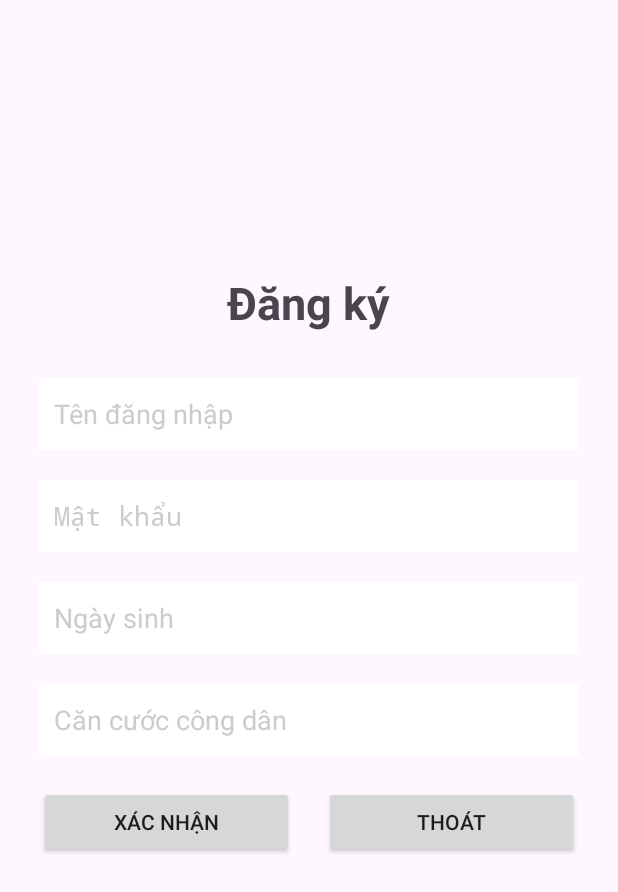
After one commit to KenTheWhale/Android_Car_Racing, an Android app: the RegisterActivity screen opened directly, with no data from a screen before it, on a phone screen of 412 x 824 dp. The commit adds this screen. Shown: the top 892 px of the screen. Run offline under Robolectric (Android 15) with nearby library versions, the light colour scheme and no system bars.

Commit message:
Register

```diff
--- a/app/src/main/AndroidManifest.xml
+++ b/app/src/main/AndroidManifest.xml
@@ -21,6 +21,13 @@
                 <category android:name="android.intent.category.LAUNCHER" />
             </intent-filter>
         </activity>
+        <activity android:name=".RegisterActivity"
+            android:exported="true">
+            <intent-filter>
+                <action android:name="android.intent.action.VIEW" />
+                <category android:name="android.intent.category.DEFAULT" />
+            </intent-filter>
+        </activity>
         <activity android:name=".MainActivity"/>
         <activity android:name=".BuyCoinActivity"/>
         <activity android:name=".ResultActivity"/>
--- /dev/null
+++ b/app/src/main/java/com/ken/carracing/RegisterActivity.java
@@ -0,0 +1,96 @@
+package com.ken.carracing;
+
+import android.app.Activity;
+import android.content.Intent;
+import android.os.Bundle;
+import android.text.TextUtils;
+import android.view.View;
+import android.widget.Button;
+import android.widget.EditText;
+import android.widget.Toast;
+
+import androidx.annotation.Nullable;
+
+import java.util.HashMap;
+
+public class RegisterActivity extends Activity {
+    private EditText usernameInput;
+    private EditText passwordInput;
+    private EditText birthdayInput;
+    private EditText idCardInput;
+    private Button btnSignUp;
+    private Button btnCancel;
+
+    private final HashMap<String, String> accounts = new HashMap<>();
+
+    @Override
+    protected void onCreate(@Nullable Bundle savedInstanceState) {
+        super.onCreate(savedInstanceState);
+        setContentView(R.layout.register_activity);
+
+        usernameInput = findViewById(R.id.usernameInput);
+        passwordInput = findViewById(R.id.passwordInput);
+        birthdayInput = findViewById(R.id.birthdayInput);
+        idCardInput = findViewById(R.id.idCardInput);
+        btnSignUp = findViewById(R.id.btnSignUp);
+        btnCancel = findViewById(R.id.btnCancel);
+
+        btnSignUp.setOnClickListener(new View.OnClickListener() {
+            @Override
+            public void onClick(View v) {
+                register();
+            }
+        });
+
+        btnCancel.setOnClickListener(new View.OnClickListener() {
+            @Override
+            public void onClick(View v) {
+                finish();
+            }
+        });
+    }
+
+    private void register() {
+        String username = usernameInput.getText().toString().trim();
+        String password = passwordInput.getText().toString().trim();
+        String birthday = birthdayInput.getText().toString().trim();
+        String idCard = idCardInput.getText().toString().trim();
+
+        if (TextUtils.isEmpty(username)) {
+            usernameInput.setError("Username is required");
+            usernameInput.requestFocus();
+            return;
+        }
+
+        if (TextUtils.isEmpty(password)) {
+            passwordInput.setError("Password is required");
+            passwordInput.requestFocus();
+            return;
+        }
+
+        if (TextUtils.isEmpty(birthday)) {
+            birthdayInput.setError("Birthday is required");
+            birthdayInput.requestFocus();
+            return;
+        }
+
+        if (TextUtils.isEmpty(idCard)) {
+            idCardInput.setError("ID Card is required");
+            idCardInput.requestFocus();
+            return;
+        }
+
+        if (accounts.containsKey(username)) {
+            usernameInput.setError("Username already exists");
+            usernameInput.requestFocus();
+            return;
+        }
+
+        accounts.put(username, password);
+
+        Toast.makeText(this, "Registration successful", Toast.LENGTH_SHORT).show();
+        Intent intent = new Intent(this, LoginActivity.class);
+        startActivity(intent);
+        finish();
+    }
+}
--- /dev/null
+++ b/app/src/main/res/layout/register_activity.xml
@@ -0,0 +1,104 @@
+<?xml version="1.0" encoding="utf-8"?>
+<RelativeLayout xmlns:android="http://schemas.android.com/apk/res/android"
+    xmlns:tools="http://schemas.android.com/tools"
+    android:layout_width="match_parent"
+    android:layout_height="match_parent"
+    android:paddingLeft="16dp"
+    android:paddingRight="16dp"
+    android:paddingTop="16dp"
+    android:paddingBottom="16dp"
+    tools:context=".MainActivity">
+
+    <TextView
+        android:layout_width="wrap_content"
+        android:layout_height="wrap_content"
+        android:text="@string/dangky"
+        android:layout_above="@+id/KhungDangKy"
+        android:layout_centerHorizontal="true"
+        android:padding="10dp"
+        android:layout_margin="10dp"
+        android:textStyle="bold"
+        android:textSize="30dp" />
+    <LinearLayout
+        android:id="@+id/KhungDangKy"
+        android:layout_width="match_parent"
+        android:layout_height="wrap_content"
+        android:layout_centerInParent="true"
+        android:orientation="vertical">
+
+        <EditText
+            android:id="@+id/usernameInput"
+            android:layout_width="match_parent"
+            android:layout_height="wrap_content"
+            android:layout_margin="10dp"
+            android:background="@color/white"
+            android:drawablePadding="10dp"
+            android:hint="@string/tendangnhap"
+            android:padding="10dp"
+            android:minHeight="48dp"
+            android:textColorHint="@color/Gray" />
+
+        <EditText
+            android:id="@+id/passwordInput"
+            android:layout_width="match_parent"
+            android:layout_height="wrap_content"
+            android:layout_margin="10dp"
+            android:background="@color/white"
+            android:drawablePadding="10dp"
+            android:hint="@string/nhapmatkhau"
+            android:padding="10dp"
+            android:minHeight="48dp"
+            android:password="true"
+            android:textColorHint="@color/Gray" />
+
+        <EditText
+            android:id="@+id/birthdayInput"
+            android:layout_width="match_parent"
+            android:layout_height="wrap_content"
+            android:layout_margin="10dp"
+            android:background="@color/white"
+            android:drawablePadding="10dp"
+            android:hint="@string/ngaysinh"
+            android:padding="10dp"
+            android:minHeight="48dp"
+            android:textColorHint="@color/Gray" />
+
+        <EditText
+            android:id="@+id/idCardInput"
+            android:layout_width="match_parent"
+            android:layout_height="wrap_content"
+            android:layout_margin="10dp"
+            android:background="@color/white"
+            android:drawablePadding="10dp"
+            android:hint="@string/cancuoccongdan"
+            android:padding="10dp"
+            android:minHeight="48dp"
+            android:textColorHint="@color/Gray" />
+
+        <LinearLayout
+            android:layout_width="match_parent"
+            android:layout_height="wrap_content"
+            android:orientation="horizontal">
+
+            <Button
+                android:id="@+id/btnSignUp"
+                android:layout_width="0dp"
+                android:layout_height="wrap_content"
+                android:text="@string/xacnhan"
+                android:layout_weight="1"
+                android:padding="10dp"
+                android:layout_margin="10dp" />
+
+            <Button
+                android:id="@+id/btnCancel"
+                android:layout_width="0dp"
+                android:layout_height="wrap_content"
+                android:text="@string/thoat"
+                android:layout_weight="1"
+                android:padding="10dp"
+                android:layout_margin="10dp" />
+
+        </LinearLayout>
+    </LinearLayout>
+
+</RelativeLayout>
--- a/app/src/main/res/values/colors.xml
+++ b/app/src/main/res/values/colors.xml
@@ -2,4 +2,5 @@
 <resources>
     <color name="black">#FF000000</color>
     <color name="white">#FFFFFFFF</color>
+    <color name="Gray">#CCC</color>
 </resources>
--- a/app/src/main/res/values/strings.xml
+++ b/app/src/main/res/values/strings.xml
@@ -1,3 +1,10 @@
 <resources>
     <string name="app_name">CarRacing</string>
+    <string name="tendangnhap">Tên đăng nhập</string>
+    <string name="nhapmatkhau">Mật khẩu</string>
+    <string name="ngaysinh">Ngày sinh</string>
+    <string name="cancuoccongdan">Căn cước công dân</string>
+    <string name="xacnhan">Xác nhận</string>
+    <string name="thoat">Thoát</string>
+    <string name="dangky">Đăng ký</string>
 </resources>
```
